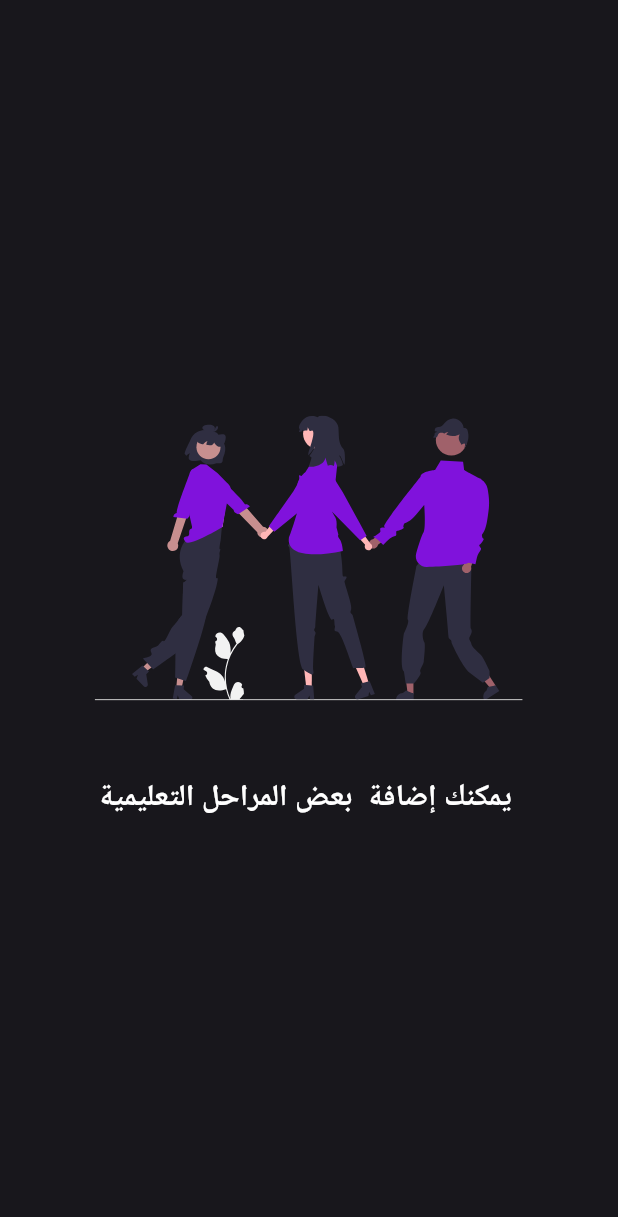
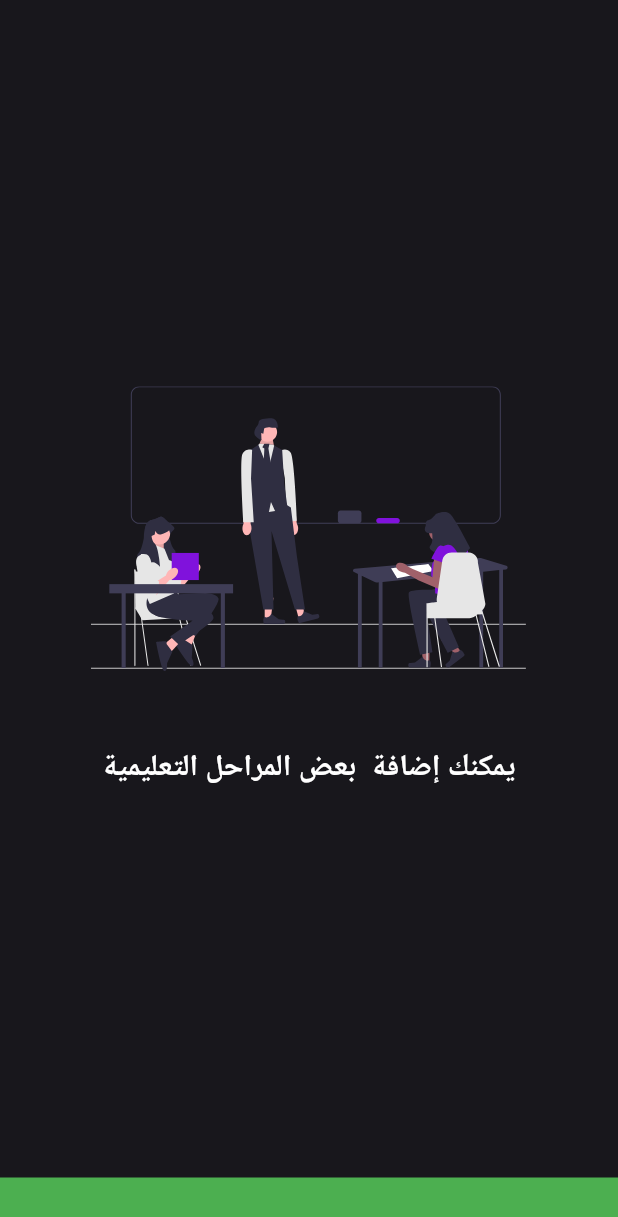
Before and after one commit to Muhanad-eng/drosak_management, a Flutter app: the screen it shows after launch, on a phone screen of 412 x 824 dp. Shown: the top 1217 px of the screen. Run offline on Flutter 3.47's test engine with Material 3 defaults, Android fonts, the light colour scheme and no system bars; our stand-ins replace device_info_plus, flutter_svg.

Commit message:
make custom pageview onboarding

```diff
--- a/lib/controller/on_boarding/on_boarding_controller.dart
+++ /dev/null
@@ -1,3 +0,0 @@
-class OnBoardingController{
-
-}
--- a/lib/view/screens/on_boarding/on_boarding_page.dart
+++ b/lib/view/screens/on_boarding/on_boarding_page.dart
@@ -1,29 +1,20 @@
-
-
-import 'package:drosak_management/core/resources/assets_images_manager.dart';
 import 'package:drosak_management/core/resources/color_manager.dart';
-import 'package:drosak_management/core/resources/constants_values.dart';
+import 'package:drosak_management/view/screens/on_boarding/widgets/body/custom_page_view_onboarding_screen.dart';
 import 'package:flutter/material.dart';
-import 'package:flutter_svg/flutter_svg.dart';
 
 class OnBoardingPage extends StatelessWidget {
   const OnBoardingPage({super.key});
 
   @override
   Widget build(BuildContext context) {
-    return  Scaffold(
+    return Scaffold(
+      bottomNavigationBar: Container(
+        color: Colors.green,
+        height: 39,
+      ),
       backgroundColor: ColorManager.kBlack,
-      body: Column(
-        mainAxisAlignment: MainAxisAlignment.center,
-        crossAxisAlignment: CrossAxisAlignment.center,
-        children: [
-         Container(
-          width: double.infinity,
-          child: SvgPicture.asset(AssetsImagesManager.onBoardingImage2)),
-          const SizedBox(height: 50,),
-          const Text(ConstantsValues.konBoardingText1,style: TextStyle(fontSize: 20,fontWeight: FontWeight.bold,color: Colors.white),),
-
-        ],
+      body:const  SafeArea(
+        child: CustomPageViewOnBoardingScreen(),
       ),
     );
   }
--- /dev/null
+++ b/lib/view/screens/on_boarding/widgets/body/custom_item_onboarding.dart
@@ -0,0 +1,37 @@
+import 'package:drosak_management/core/resources/assets_images_manager.dart';
+import 'package:drosak_management/core/resources/constants_values.dart';
+import 'package:drosak_management/model/on_boarding/on_boarding_model.dart';
+import 'package:flutter/material.dart';
+import 'package:flutter_svg/svg.dart';
+
+class CustomItemOnBoardingScreen extends StatelessWidget {
+  const CustomItemOnBoardingScreen({
+    super.key, required this.onBoardingModel,
+  });
+  final OnBoardingModel onBoardingModel;
+  @override
+  Widget build(BuildContext context) {
+    return Padding(
+      padding: const EdgeInsets.symmetric(horizontal: 16.0),
+      child: Column(
+        mainAxisAlignment: MainAxisAlignment.center,
+        crossAxisAlignment: CrossAxisAlignment.center,
+        children: [
+          Container(
+            width: double.infinity,
+            child: SvgPicture.asset(onBoardingModel.onBoardingImage),
+          ),
+          const SizedBox(
+            height: 50,
+          ),
+          Text(
+            textAlign: TextAlign.center,
+            onBoardingModel.onBoardingText,
+            style:const  TextStyle(
+                fontSize: 20, fontWeight: FontWeight.bold, color: Colors.white),
+          ),
+        ],
+      ),
+    );
+  }
+}
--- /dev/null
+++ b/lib/view/screens/on_boarding/widgets/body/custom_page_view_onboarding_screen.dart
@@ -0,0 +1,18 @@
+import 'package:drosak_management/core/resources/constants_values.dart';
+import 'package:flutter/material.dart';
+
+import 'custom_item_onboarding.dart';
+
+class CustomPageViewOnBoardingScreen extends StatelessWidget {
+  const CustomPageViewOnBoardingScreen({
+    super.key,
+  });
+
+  @override
+  Widget build(BuildContext context) {
+    return PageView.builder(
+        itemCount:constList.listImages.length ,
+        itemBuilder: (BuildContext context, int index) =>
+            CustomItemOnBoardingScreen(onBoardingModel: constList.listImages[index],));
+  }
+}
```
Also changed, not shown: lib/controller/on_boarding/splash_screen_controller.dart (added, +41 -0 lines), lib/view/screens/splash_screen.dart (+8 -24 lines).
